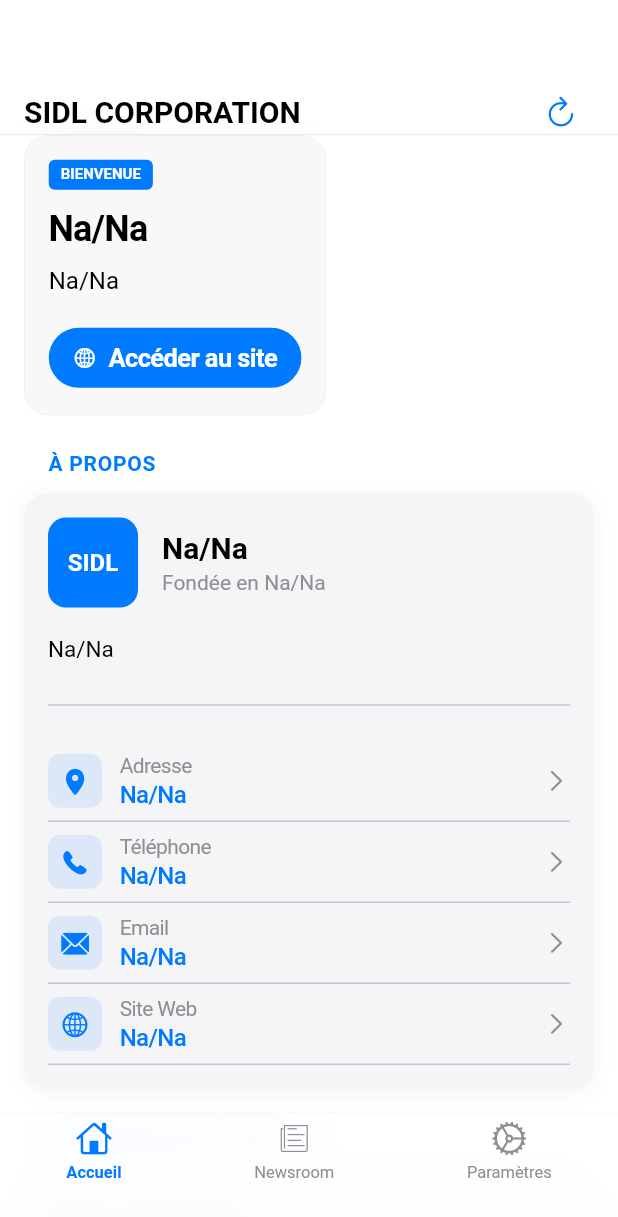
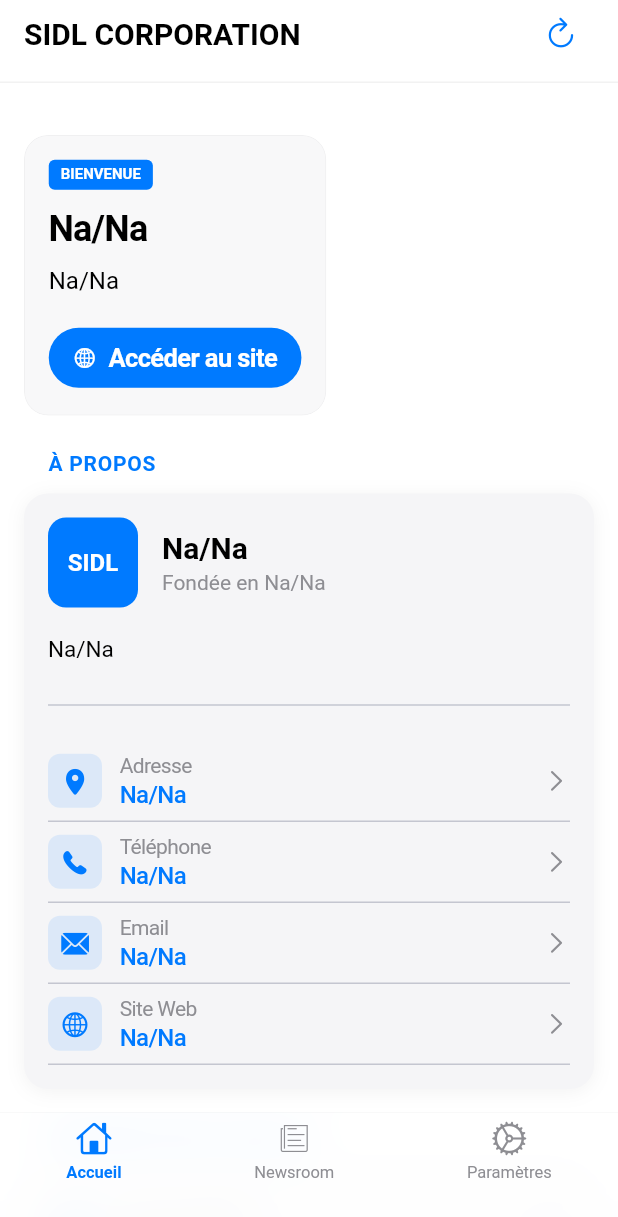
Before and after one commit to SIDL-C0R0RATI0N/sidlcorporation, a Flutter app: the screen it shows after launch, on a phone screen of 412 x 824 dp. Shown: the top 1217 px of the screen. Run offline on Flutter 3.47's test engine with Material 3 defaults, Android fonts, the phone set to English and light mode, and no system bars; our stand-ins replace package_info_plus, shared_preferences, webview_flutter; network calls fail.

Commit message:
Update commit

```diff
--- a/lib/ui/common/app_scaffold.dart
+++ b/lib/ui/common/app_scaffold.dart
@@ -49,17 +49,26 @@ class AppScaffold extends StatelessWidget {
   }
 
   Widget _buildBlurredNavBar(BuildContext context, bool isDarkMode) {
+    // Obtenir la taille du padding de la barre d'état de manière dynamique
+    final statusBarHeight = MediaQuery.of(context).padding.top;
+
     return ClipRect(
       child: BackdropFilter(
         filter: ImageFilter.blur(sigmaX: 15, sigmaY: 15),
         child: Container(
-          height: 90, // Hauteur incluant la zone de statut
-          padding: const EdgeInsets.only(top: 60, left: 16, right: 16), // Espace pour la zone de statut
+          // Hauteur augmentée et dynamique basée sur la barre d'état
+          height: statusBarHeight + 55, // 55px pour la barre de navigation + hauteur de la barre d'état
+          padding: EdgeInsets.only(
+            top: statusBarHeight, // Padding dynamique basé sur la hauteur de la barre d'état
+            left: 16,
+            right: 16,
+            bottom: 10, // Padding en bas pour centrer verticalement le contenu
+          ),
           decoration: BoxDecoration(
             color: (isDarkMode
                 ? CupertinoColors.black
                 : CupertinoColors.white)
-                .withOpacity(0.7),
+                .withOpacity(0.8), // Augmenté l'opacité pour plus de lisibilité
             border: Border(
               bottom: BorderSide(
                 color: (isDarkMode
@@ -72,12 +81,13 @@ class AppScaffold extends StatelessWidget {
           ),
           child: Row(
             mainAxisAlignment: MainAxisAlignment.spaceBetween,
+            crossAxisAlignment: CrossAxisAlignment.center, // Centre verticalement
             children: [
-              // Titre
+              // Titre - Augmenté la taille du texte
               Text(
                 title,
                 style: TextStyle(
-                  fontSize: 20,
+                  fontSize: 20, // Taille de texte augmentée
                   fontWeight: FontWeight.bold,
                   color: CupertinoTheme.of(context).textTheme.textStyle.color,
                 ),
```
